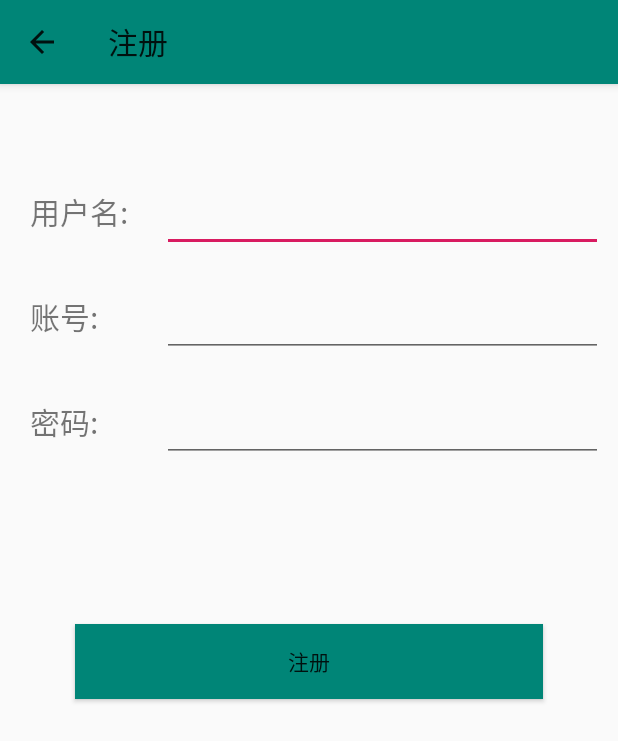
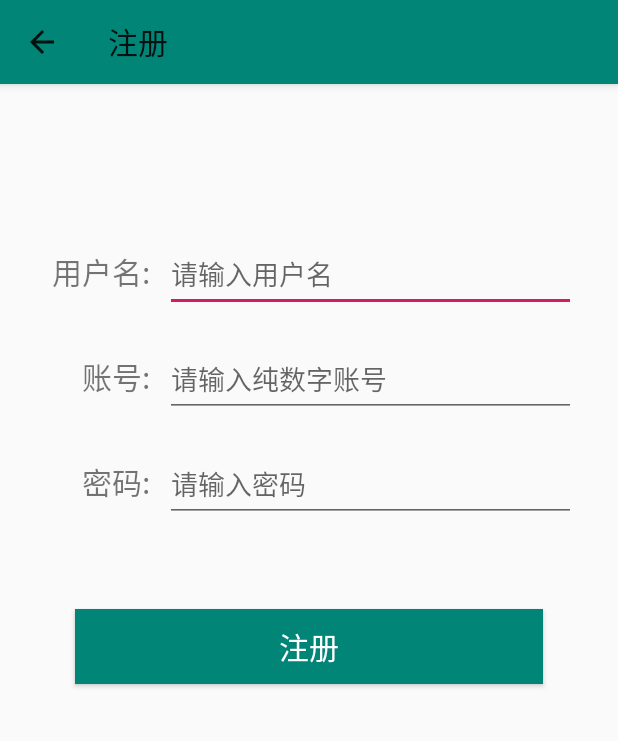
Before and after one commit to 31702160110/wx, an Android app: the register screen opened directly, with no data from a screen before it, on a phone screen of 412 x 824 dp. Shown: the top 741 px of the screen. Run offline under Robolectric (Android 15) with nearby library versions, the phone set to English and light mode, and no system bars.

Commit message:
进行一些修改

```diff
--- a/app/src/main/res/layout/register.xml
+++ b/app/src/main/res/layout/register.xml
@@ -10,7 +10,7 @@
         android:id="@+id/line1"
         android:layout_width="match_parent"
         android:layout_height="match_parent"
-        android:paddingTop="50dp"
+        android:paddingTop="90dp"
         android:layout_alignParentBottom="true"
         android:layout_below="@id/line1"
         android:orientation="vertical">
@@ -25,16 +25,20 @@
             <TextView
                 android:layout_width="0dp"
                 android:layout_height="50dp"
-                android:layout_weight="1"
+                android:layout_weight="1.1"
                 android:padding="10dp"
                 android:text="用户名:"
+                android:gravity="right"
                 android:textSize="20dp" />
 
             <EditText
                 android:id="@+id/name"
                 android:layout_width="0dp"
                 android:layout_height="50dp"
-                android:layout_weight="3" />
+                android:layout_weight="3"
+                android:layout_marginRight="18dp"
+                android:hint="请输入用户名"
+                />
         </LinearLayout>
 
         <LinearLayout
@@ -47,16 +51,21 @@
             <TextView
                 android:layout_width="0dp"
                 android:layout_height="50dp"
-                android:layout_weight="1"
+                android:layout_weight="1.1"
                 android:padding="10dp"
+                android:gravity="right"
                 android:text="账号:"
-                android:textSize="20dp" />
+                android:textSize="20dp"
+                />
 
             <EditText
                 android:id="@+id/user"
                 android:layout_width="0dp"
                 android:layout_height="50dp"
-                android:layout_weight="3" />
+                android:layout_weight="3"
+                android:hint="请输入纯数字账号"
+                android:layout_marginRight="18dp"
+                />
         </LinearLayout>
 
         <LinearLayout
@@ -67,30 +76,34 @@
             android:layout_height="wrap_content">
 
             <TextView
+                android:gravity="right"
                 android:text="密码:"
                 android:textSize="20dp"
                 android:padding="10dp"
-                android:layout_weight="1"
+                android:layout_weight="1.1"
                 android:layout_width="0dp"
                 android:layout_height="50dp"/>
             <EditText
                 android:id="@+id/pwd"
-                android:password="true"
                 android:layout_weight="3"
                 android:layout_width="0dp"
-                android:layout_height="50dp" />
+                android:layout_height="50dp"
+                android:hint="请输入密码"
+                android:layout_marginRight="18dp"
+                />
         </LinearLayout>
 
         <RelativeLayout
             android:layout_centerInParent="true"
             android:layout_below="@id/line1"
-            android:layout_marginTop="50dp"
             android:layout_width="wrap_content"
             android:layout_height="wrap_content">
 
             <Button
                 android:id="@+id/adduser"
                 android:text="注册"
+                android:textSize="20dp"
+                android:textColor="#ffffff"
                 android:onClick="click"
                 android:layout_margin="50dp"
                 android:background="@color/colorPrimary"
```
Also changed, not shown: app/src/main/res/layout/login.xml (+15 -9 lines).
